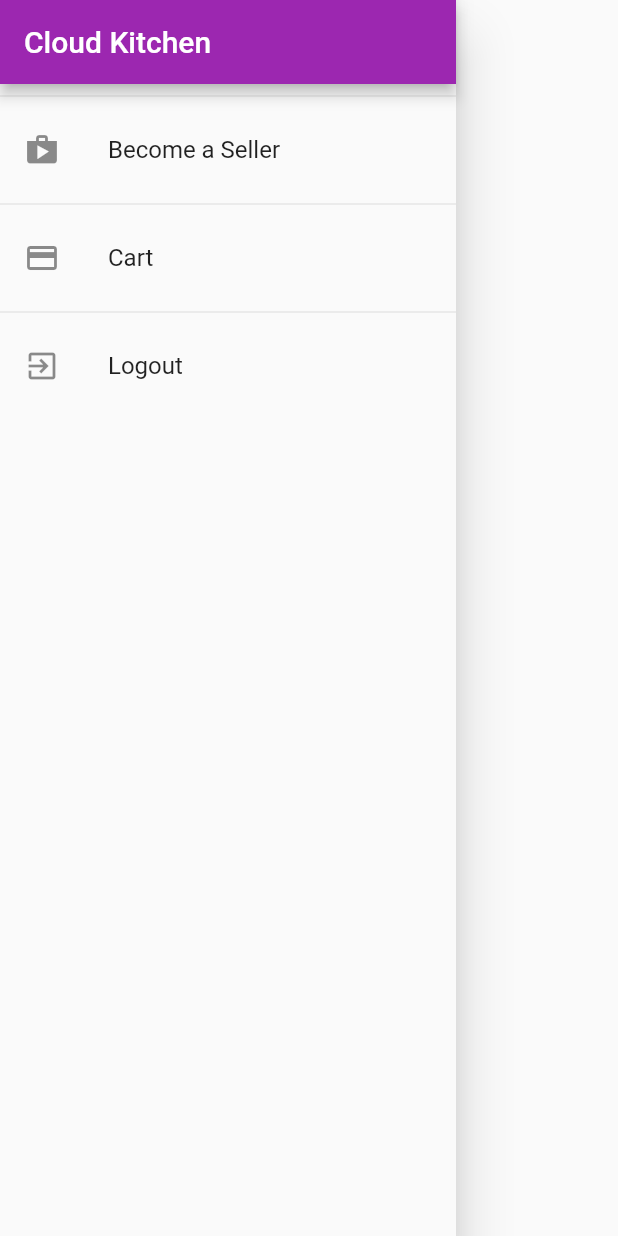
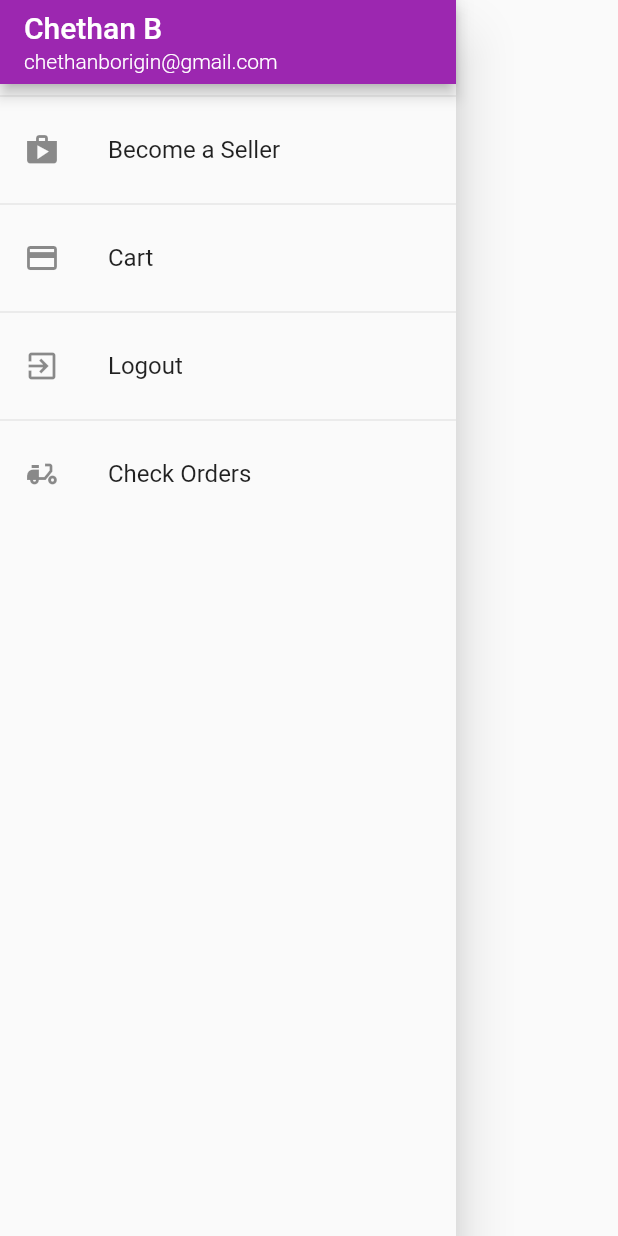
Before and after one commit to Chethan-B-dev/cloud_kitchen, a Flutter app: the AppDrawer widget shown alone on an empty page, opened directly, on a phone screen of 412 x 824 dp. Run offline on Flutter 3.47's test engine with Material 2 defaults, Android fonts, the phone set to English and light mode, and no system bars; our stand-ins replace cloud_firestore, firebase_auth, firebase_core, image_picker, page_transition, rounded_loading_button and 1 more; accounts and stored records are empty; network calls fail.

Commit message:
changed app drawer to display name and email

```diff
--- a/lib/widgets/app_drawer.dart
+++ b/lib/widgets/app_drawer.dart
@@ -10,7 +10,27 @@ class AppDrawer extends StatelessWidget {
       child: Column(
         children: <Widget>[
           AppBar(
-            title: Text('Cloud Kitchen'),
+            title: Column(
+              crossAxisAlignment: CrossAxisAlignment.start,
+              children: [
+                Text(
+                  'Chethan B',
+                  style: TextStyle(
+                    fontWeight: FontWeight.w500,
+                  ),
+                ),
+                SizedBox(
+                  height: 3,
+                ),
+                Text(
+                  'chethanborigin@gmail.com',
+                  style: TextStyle(
+                    fontWeight: FontWeight.w300,
+                    fontSize: 14,
+                  ),
+                ),
+              ],
+            ),
             automaticallyImplyLeading: false,
           ),
           Divider(),
@@ -39,6 +59,14 @@ class AppDrawer extends StatelessWidget {
               Navigator.popUntil(context, ModalRoute.withName("/"));
             },
           ),
+          Divider(),
+          ListTile(
+            leading: Icon(Icons.delivery_dining),
+            title: Text('Check Orders'),
+            onTap: () {
+              Navigator.of(context).pushNamed('/check-orders');
+            },
+          ),
         ],
       ),
     );
```
